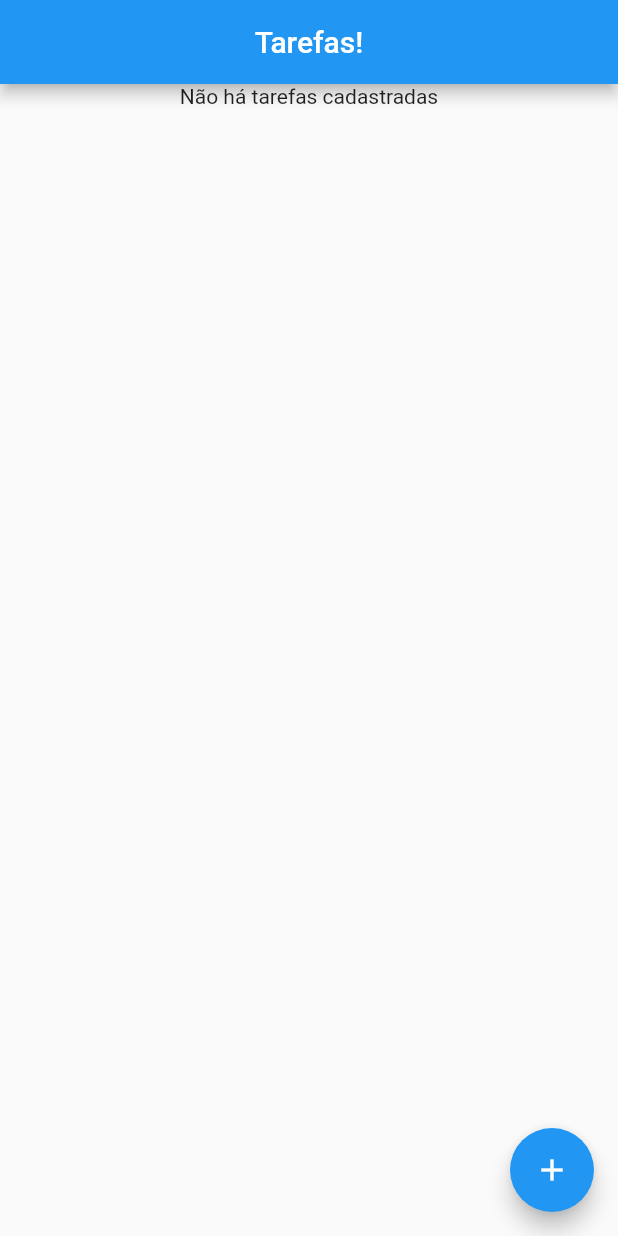
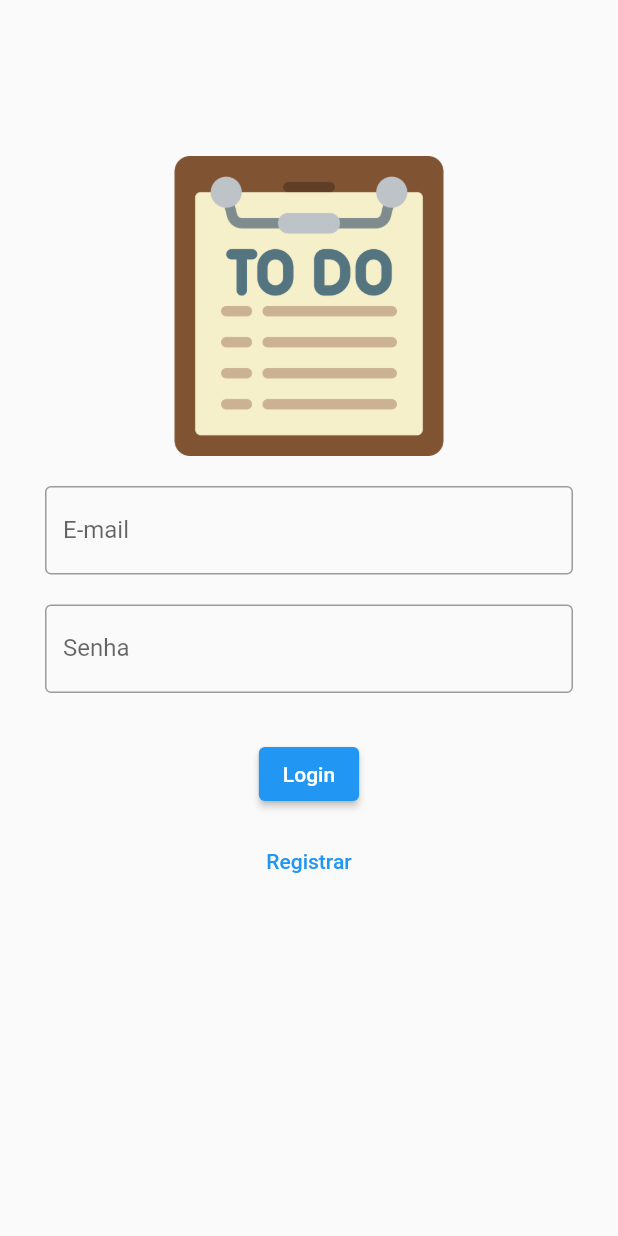
Before and after one commit to oandremotta/todo-pos-flutter, a Flutter app: the screen it shows after launch, on a phone screen of 412 x 824 dp. Run offline on Flutter 3.47's test engine with Material 2 defaults, Android fonts, the phone set to English and light mode, and no system bars; our stand-ins replace firebase_auth, firebase_core, firebase_storage, image_picker, location; accounts and stored records are empty; network calls fail.

Commit message:
Diversas funcionalidades

```diff
--- a/lib/main.dart
+++ b/lib/main.dart
@@ -1,11 +1,21 @@
+import 'package:firebase_auth/firebase_auth.dart';
+import 'package:firebase_core/firebase_core.dart';
 import 'package:flutter/material.dart';
+import 'package:flutter_todo_pos/providers/todo.provider.dart';
 import 'package:flutter_todo_pos/routes/route_paths.dart';
-import 'package:flutter_todo_pos/providers/todo.provider.dart';
-import 'screens/todo_insert_screen.dart';
-import 'screens/todo_list_screen.dart';
+import 'package:flutter_todo_pos/screens/login_screen.dart';
+import 'package:flutter_todo_pos/screens/profile_screen.dart';
+import 'package:flutter_todo_pos/screens/todo_insert_screen.dart';
+import 'package:flutter_todo_pos/screens/todo_list_screen.dart';
 import 'package:provider/provider.dart';
+import 'components/menu_item.dart';
+import 'firebase_options.dart';
 
-void main() {
+void main() async {
+  WidgetsFlutterBinding.ensureInitialized();
+  await Firebase.initializeApp(
+    options: DefaultFirebaseOptions.currentPlatform,
+  );
   runApp(const App());
 }
 
@@ -15,14 +25,70 @@ class App extends StatelessWidget {
   @override
   Widget build(BuildContext context) {
     return ChangeNotifierProvider(
-      create: (context) =>
-          TodoProvider(), // Fornecer a instância do TodoProvider
+      create: (context) => TodoProvider(),
       child: MaterialApp(
+        debugShowCheckedModeBanner: false,
+        initialRoute: RoutePaths.LOGIN,
         routes: {
-          RoutePaths.HOME: (context) => TodoListScreen(),
-          RoutePaths.TODOINSERTSCREEN: (context) => TodoInsertScreen(),
+          RoutePaths.LOGIN: (context) => Scaffold(
+                body: LoginScreen(),
+              ),
+          RoutePaths.HOME: (context) => Scaffold(
+                appBar: AppBar(
+                  automaticallyImplyLeading: false,
+                  title: const Text('Tarefas!'),
+                  actions: [
+                    MenuWidget(
+                      onMenuItemSelected: (value) =>
+                          handleMenuItemSelected(context, value),
+                    ),
+                  ],
+                ),
+                body: TodoListScreen(),
+              ),
+          RoutePaths.TODOINSERTSCREEN: (context) => Scaffold(
+                appBar: AppBar(
+                  title: const Text('Inserir Tarefa'),
+                  actions: [
+                    MenuWidget(
+                      onMenuItemSelected: (value) =>
+                          handleMenuItemSelected(context, value),
+                    ),
+                  ],
+                ),
+                body: TodoInsertScreen(),
+              ),
+          RoutePaths.PROFILE: (context) => Scaffold(
+                appBar: AppBar(
+                  title: const Text('Perfil'),
+                  actions: [
+                    MenuWidget(
+                      onMenuItemSelected: (value) =>
+                          handleMenuItemSelected(context, value),
+                    ),
+                  ],
+                ),
+                body: ProfileScreen(),
+              ),
         },
       ),
     );
   }
+
+  void handleMenuItemSelected(BuildContext context, String value) {
+    if (value == 'perfil') {
+      // Ação para o menu "Perfil"
+      Navigator.pushNamed(
+        context,
+        RoutePaths.PROFILE,
+      ); // Redirecionar para a tela de login
+    } else if (value == 'sair') {
+      FirebaseAuth.instance.signOut(); // Fazer logout
+      Navigator.pushNamedAndRemoveUntil(
+        context,
+        RoutePaths.LOGIN,
+        (route) => false,
+      ); // Redirecionar para a tela de login
+    }
+  }
 }
--- /dev/null
+++ b/lib/models/bored.dart
@@ -0,0 +1,31 @@
+class Bored {
+  final String activity;
+  final String type;
+  final int participants;
+  final double price;
+  final String link;
+  final String key;
+  final double accessibility;
+
+  Bored({
+    required this.activity,
+    required this.type,
+    required this.participants,
+    required this.price,
+    required this.link,
+    required this.key,
+    required this.accessibility,
+  });
+
+  factory Bored.fromJson(Map<String, dynamic> json) {
+    return Bored(
+      activity: json['activity'],
+      type: json['type'],
+      participants: json['participants'],
+      price: json['price'].toDouble(),
+      link: json['link'],
+      key: json['key'],
+      accessibility: json['accessibility'].toDouble(),
+    );
+  }
+}
--- a/lib/models/todo.dart
+++ b/lib/models/todo.dart
@@ -3,11 +3,22 @@ class Todo {
   String description;
   bool status;
   String location;
-  DateTime dateTime; // New field for date and time
+  DateTime dateTime;
 
-  Todo(this.description, this.status, this.location, this.dateTime);
+  Todo(
+    this.description,
+    this.status,
+    this.location,
+    this.dateTime,
+  );
+
   Todo.withId(
-      this.id, this.description, this.status, this.location, this.dateTime);
+    this.id,
+    this.description,
+    this.status,
+    this.location,
+    this.dateTime,
+  );
 
   Todo.fromJson(Map<String, dynamic> json)
       : id = json['id'],
@@ -17,10 +28,11 @@ class Todo {
         dateTime = DateTime.parse(json['dateTime']);
 
   Map<String, dynamic> toJson() => {
+        'id': id,
         'description': description,
         'status': status,
         'location': location,
-        'dateTime': dateTime.toString(),
+        'dateTime': dateTime.toIso8601String(),
       };
 
   static List<Todo> listFromJson(Map<String, dynamic> json) {
--- a/lib/routes/route_paths.dart
+++ b/lib/routes/route_paths.dart
@@ -1,5 +1,8 @@
 class RoutePaths {
+  static const String LOGIN = '/login';
+  static const String REGISTER = '/register';
   static const String HOME = '/';
   static const String TODOSHOWSCREEN = '/product_show_screen';
   static const String TODOINSERTSCREEN = '/product_insert_screen';
+  static const String PROFILE = '/profile';
 }
--- /dev/null
+++ b/lib/screens/login_screen.dart
@@ -0,0 +1,183 @@
+import 'dart:convert';
+
+import 'package:flutter/material.dart';
+import 'package:firebase_auth/firebase_auth.dart';
+import 'package:flutter_todo_pos/screens/register_screen.dart';
+import 'package:http/http.dart' as http;
+import '../repositories/bored_api_repository.dart';
+import 'todo_list_screen.dart';
+
+class LoginScreen extends StatefulWidget {
+  @override
+  _LoginScreenState createState() => _LoginScreenState();
+}
+
+class _LoginScreenState extends State<LoginScreen> {
+  final TextEditingController emailController = TextEditingController();
+  final TextEditingController passwordController = TextEditingController();
+  final FirebaseAuth auth = FirebaseAuth.instance;
+  bool isLoading = false;
+  String boredMessage = '';
+
+  @override
+  void initState() {
+    super.initState();
+    fetchBoredMessage();
+  }
+
+  Future<void> fetchBoredMessage() async {
+    try {
+      final repository = BoredApiRepository();
+      final bored = await repository.fetchActivity();
+      setState(() {
+        boredMessage = bored.activity;
+      });
+    } catch (e) {
+      print('Error: $e');
+    }
+  }
+
+  Future<void> login() async {
+    setState(() {
+      isLoading = true;
+    });
+
+    String email = emailController.text;
+    String password = passwordController.text;
+
+    try {
+      final userCredential = await auth.signInWithEmailAndPassword(
+        email: email,
+        password: password,
+      );
+      ScaffoldMessenger.of(context).showSnackBar(
+        const SnackBar(
+          content: Text("Usuário logado"),
+          duration: Duration(seconds: 2),
+        ),
+      );
+
+      Navigator.pushReplacement(
+        context,
+        MaterialPageRoute(
+          builder: (context) => TodoListScreen(),
+        ),
+      );
+    } catch (e) {
+      ScaffoldMessenger.of(context).showSnackBar(
+        const SnackBar(
+          content: Text("Falha ao realizar login."),
+          duration: Duration(seconds: 2),
+        ),
+      );
+    } finally {
+      setState(() {
+        isLoading = false;
+      });
+    }
+  }
+
+  @override
+  Widget build(BuildContext context) {
+    return Scaffold(
+      body: GestureDetector(
+        onTap: () {
+          FocusScope.of(context)
+              .unfocus(); // Fechar o teclado ao tocar fora dos campos de texto
+        },
+        child: SingleChildScrollView(
+          child: Container(
+            padding: EdgeInsets.symmetric(vertical: 50), // Espaçamento vertical
+            child: Column(
+              mainAxisAlignment: MainAxisAlignment.center,
+              children: [
+                Container(
+                  padding: EdgeInsets.only(top: 20),
+                  width: 300,
+                  child: Text(
+                    boredMessage,
+                    style: const TextStyle(
+                      fontSize: 12,
+                      fontWeight: FontWeight.w400,
+                    ),
+                    textAlign: TextAlign.center,
+                    overflow: TextOverflow.ellipsis,
+                    maxLines: 3,
+                  ),
+                ),
+                const SizedBox(height: 20),
+                Image.asset(
+                  'assets/images/todo-list.png',
+                  width: 200,
+                  height: 200,
+                ),
+                const SizedBox(height: 20),
+                Padding(
+                  padding: const EdgeInsets.symmetric(horizontal: 30),
+                  child: Form(
+                    child: TextFormField(
+                      controller: emailController,
+                      decoration: const InputDecoration(
+                        labelText: 'E-mail',
+                        border: OutlineInputBorder(),
+                      ),
+                      validator: (value) {
+                        if (value == null || value.isEmpty) {
+                          return 'Por favor, insira um e-mail válido.';
+                        }
+                        return null;
+                      },
+                    ),
+                  ),
+                ),
+                const SizedBox(height: 20),
+                Padding(
+                  padding: EdgeInsets.symmetric(horizontal: 30),
+                  child: Form(
+                    child: TextFormField(
+                      controller: passwordController,
+                      decoration: const InputDecoration(
+                        labelText: 'Senha',
+                        border: OutlineInputBorder(),
+                      ),
+                      obscureText: true,
+                      validator: (value) {
+                        if (value == null || value.isEmpty) {
+                          return 'Por favor, insira uma senha válida.';
+                        }
+                        return null;
+                      },
+                    ),
+                  ),
+                ),
+                const SizedBox(height: 30),
+                ElevatedButton(
+                  onPressed: () {
+                    if (emailController.text.isNotEmpty &&
+                        passwordController.text.isNotEmpty) {
+                      login();
+                    }
+                  },
+                  child: const Text('Login'),
+                ),
+                const SizedBox(height: 10),
+                TextButton(
+                  onPressed: () {
+                    // Ação para o botão de registro
+                    Navigator.push(
+                      context,
+                      MaterialPageRoute(
+                        builder: (context) => RegisterScreen(),
+                      ),
+                    );
+                  },
+                  child: const Text('Registrar'),
+                ),
+              ],
+            ),
+          ),
+        ),
+      ),
+    );
+  }
+}
--- a/lib/screens/todo_insert_screen.dart
+++ b/lib/screens/todo_insert_screen.dart
@@ -20,11 +20,6 @@ class TodoInsertScreen extends StatelessWidget {
   @override
   Widget build(BuildContext context) {
     return Scaffold(
-      appBar: AppBar(
-        title: const Center(
-          child: Text("Tarefa"),
-        ),
-      ),
       body: Column(
         children: [
           FormTodoItem(
--- a/lib/screens/todo_show_screen.dart
+++ b/lib/screens/todo_show_screen.dart
@@ -10,9 +10,6 @@ class TodoShowScreen extends StatelessWidget {
     Todo todo = ModalRoute.of(context)?.settings.arguments as Todo;
 
     return Scaffold(
-      appBar: AppBar(
-        title: Text(todo.description),
-      ),
       body: Column(
         children: [
           Text(
```
Also changed, not shown: lib/components/menu_item.dart (added, +47 -0 lines), lib/repositories/bored_api_repository.dart (added, +18 -0 lines), lib/screens/profile_screen.dart (added, +124 -0 lines), lib/screens/register_screen.dart (added, +119 -0 lines), lib/screens/todo_list_screen.dart (+15 -0 lines), pubspec.yaml (+6 -3 lines), assets/images/todo-list.png (added), lib/firebase_options.dart (added), pubspec.lock, 14 other files.
